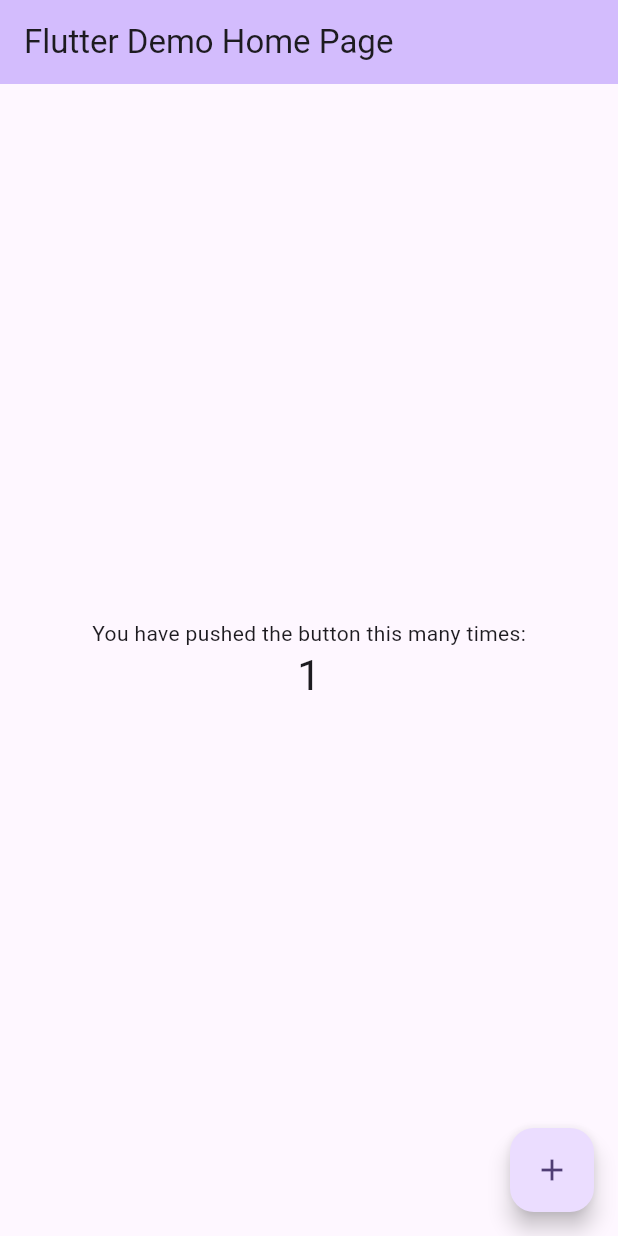
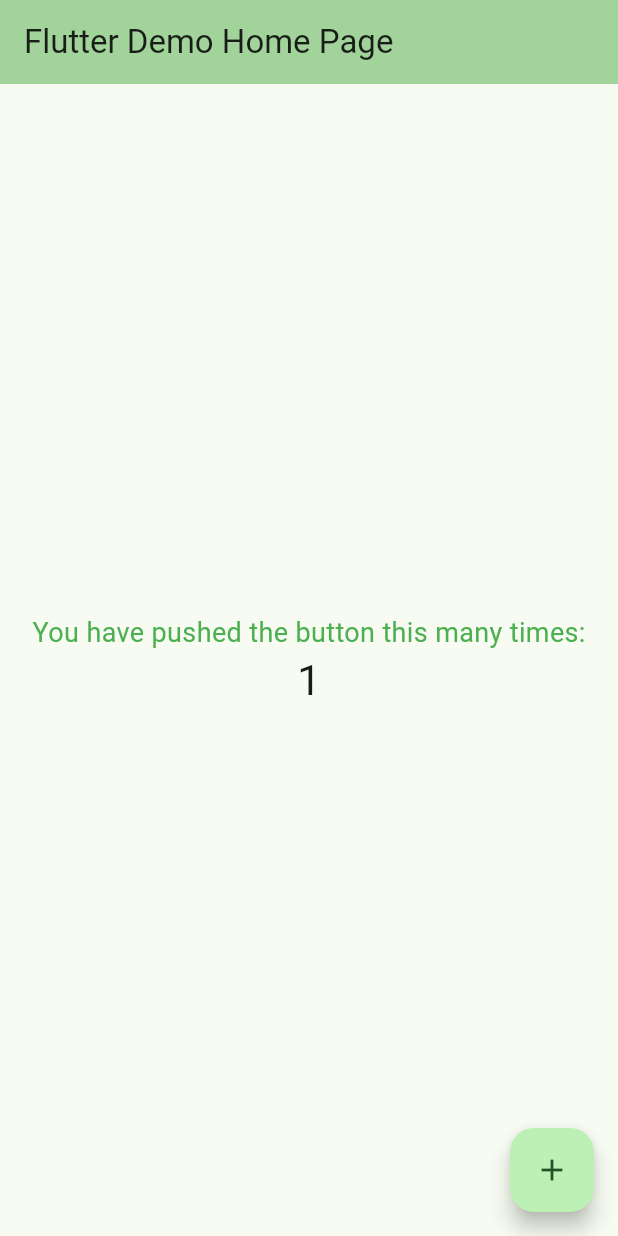
Before and after one commit to arherman92/Belajar-Flutter, a Flutter app: the screen it shows after launch, after a tap on the "add" icon, on a phone screen of 412 x 824 dp. Run offline on Flutter 3.47's test engine with Material 3 defaults, Android fonts, the phone set to English and light mode, and no system bars.

Commit message:
Update main.dart
menambahkan code event agar bisa berganti warna ketika tombol angka menjadi genap atau ganjil

```diff
--- a/hello_flutter/lib/main.dart
+++ b/hello_flutter/lib/main.dart
@@ -28,7 +28,7 @@ class MyApp extends StatelessWidget {
         //
         // This works for code too, not just values: Most code changes can be
         // tested with just a hot reload.
-        colorScheme: ColorScheme.fromSeed(seedColor: Colors.deepPurple),
+        colorScheme: ColorScheme.fromSeed(seedColor: Colors.green),
         useMaterial3: true,
       ),
       home: const MyHomePage(title: 'Flutter Demo Home Page'),
@@ -39,15 +39,6 @@ class MyApp extends StatelessWidget {
 class MyHomePage extends StatefulWidget {
   const MyHomePage({super.key, required this.title});
 
-  // This widget is the home page of your application. It is stateful, meaning
-  // that it has a State object (defined below) that contains fields that affect
-  // how it looks.
-
-  // This class is the configuration for the state. It holds the values (in this
-  // case the title) provided by the parent (in this case the App widget) and
-  // used by the build method of the State. Fields in a Widget subclass are
-  // always marked "final".
-
   final String title;
 
   @override
@@ -57,56 +48,37 @@ class MyHomePage extends StatefulWidget {
 class _MyHomePageState extends State<MyHomePage> {
   int _counter = 0;
 
+  Color color = Colors.red;
+
   void _incrementCounter() {
     setState(() {
-      // This call to setState tells the Flutter framework that something has
-      // changed in this State, which causes it to rerun the build method below
-      // so that the display can reflect the updated values. If we changed
-      // _counter without calling setState(), then the build method would not be
-      // called again, and so nothing would appear to happen.
       _counter++;
+
+      if (isEven(_counter)) {
+        color = Colors.red;
+      } else {
+        color = Colors.green;
+      }
     });
   }
 
   @override
   Widget build(BuildContext context) {
-    // This method is rerun every time setState is called, for instance as done
-    // by the _incrementCounter method above.
-    //
-    // The Flutter framework has been optimized to make rerunning build methods
-    // fast, so that you can just rebuild anything that needs updating rather
-    // than having to individually change instances of widgets.
     return Scaffold(
       appBar: AppBar(
-        // TRY THIS: Try changing the color here to a specific color (to
-        // Colors.amber, perhaps?) and trigger a hot reload to see the AppBar
-        // change color while the other colors stay the same.
         backgroundColor: Theme.of(context).colorScheme.inversePrimary,
-        // Here we take the value from the MyHomePage object that was created by
-        // the App.build method, and use it to set our appbar title.
         title: Text(widget.title),
       ),
       body: Center(
-        // Center is a layout widget. It takes a single child and positions it
-        // in the middle of the parent.
         child: Column(
-          // Column is also a layout widget. It takes a list of children and
-          // arranges them vertically. By default, it sizes itself to fit its
-          // children horizontally, and tries to be as tall as its parent.
-          //
-          // Column has various properties to control how it sizes itself and
-          // how it positions its children. Here we use mainAxisAlignment to
-          // center the children vertically; the main axis here is the vertical
-          // axis because Columns are vertical (the cross axis would be
-          // horizontal).
-          //
-          // TRY THIS: Invoke "debug painting" (choose the "Toggle Debug Paint"
-          // action in the IDE, or press "p" in the console), to see the
-          // wireframe for each widget.
           mainAxisAlignment: MainAxisAlignment.center,
           children: <Widget>[
-            const Text(
+            Text(
               'You have pushed the button this many times:',
+              style: TextStyle(
+                color: color,
+                fontSize: 18.0,
+              ),
             ),
             Text(
               '$_counter',
@@ -123,3 +95,11 @@ class _MyHomePageState extends State<MyHomePage> {
     );
   }
 }
+
+bool isEven(int number) {
+  if (number % 2 == 0) {
+    return true;
+  } else {
+    return false;
+  }
+}
```
